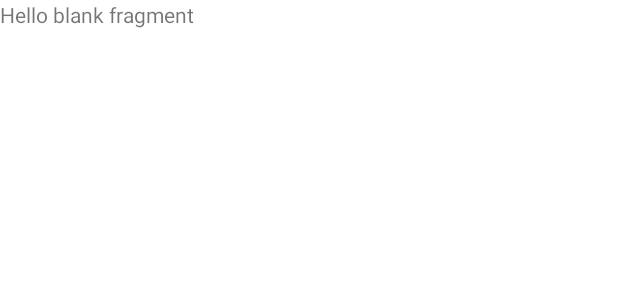
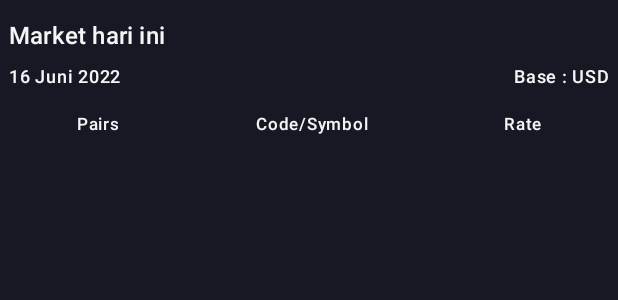
Before and after one commit to judahdski/Currex, an Android app: the layout fragment_forex.xml on its own in the app's theme, with its tools: preview values and no code run, on a phone screen of 412 x 824 dp. Shown: the top 300 px of the screen. Run offline under Robolectric (Android 15) with nearby library versions, the phone set to English and light mode, and no system bars.

Commit message:
feat: membuat UI Layout
menggunakan view binding di fragment forex, membuat layout halaman forex, menampilkan action bar di main activity

```diff
--- a/app/src/main/java/com/d3if0002/currex/ui/AboutActivity.kt
+++ b/app/src/main/java/com/d3if0002/currex/ui/AboutActivity.kt
@@ -11,14 +11,20 @@ import com.d3if0002.currex.databinding.ActivityAboutBinding
 
 class AboutActivity : AppCompatActivity(), View.OnClickListener {
 
-    private lateinit var binding: ActivityAboutBinding
+    private var _binding: ActivityAboutBinding? = null
+    private val binding = _binding!!
 
     override fun onCreate(savedInstanceState: Bundle?) {
         super.onCreate(savedInstanceState)
-        binding = ActivityAboutBinding.inflate(layoutInflater)
+        _binding = ActivityAboutBinding.inflate(layoutInflater)
         setContentView(binding.root)
 
         setUI()
+    }
+
+    override fun onDestroy() {
+        super.onDestroy()
+        _binding = null
     }
 
     private fun setUI() {
--- a/app/src/main/java/com/d3if0002/currex/ui/forex/ForexFragment.kt
+++ b/app/src/main/java/com/d3if0002/currex/ui/forex/ForexFragment.kt
@@ -5,14 +5,23 @@ import android.view.LayoutInflater
 import android.view.View
 import android.view.ViewGroup
 import androidx.fragment.app.Fragment
-import com.d3if0002.currex.R
+import com.d3if0002.currex.databinding.FragmentForexBinding
 
 class ForexFragment : Fragment() {
+
+    private var _binding: FragmentForexBinding? = null
+    private val binding get() = _binding!!
+
     override fun onCreateView(
         inflater: LayoutInflater, container: ViewGroup?,
         savedInstanceState: Bundle?
-    ): View? {
-        // Inflate the layout for this fragment
-        return inflater.inflate(R.layout.fragment_forex, container, false)
+    ): View {
+        _binding = FragmentForexBinding.inflate(inflater)
+        return binding.root
+    }
+
+    override fun onDestroy() {
+        super.onDestroy()
+        _binding = null
     }
 }
--- a/app/src/main/res/layout/fragment_forex.xml
+++ b/app/src/main/res/layout/fragment_forex.xml
@@ -1,14 +1,88 @@
 <?xml version="1.0" encoding="utf-8"?>
-<FrameLayout xmlns:android="http://schemas.android.com/apk/res/android"
+<LinearLayout xmlns:android="http://schemas.android.com/apk/res/android"
+    xmlns:app="http://schemas.android.com/apk/res-auto"
     xmlns:tools="http://schemas.android.com/tools"
     android:layout_width="match_parent"
     android:layout_height="match_parent"
+    android:background="@color/dark_blue"
+    android:orientation="vertical"
+    android:paddingHorizontal="6dp"
+    android:paddingVertical="12dp"
     tools:context=".ui.forex.ForexFragment">
 
-    <!-- TODO: Update blank fragment layout -->
     <TextView
         android:layout_width="match_parent"
-        android:layout_height="match_parent"
-        android:text="@string/hello_blank_fragment" />
+        android:layout_height="wrap_content"
+        android:text="@string/market_hari_ini"
+        android:textAppearance="@style/TextAppearance.Material3.TitleMedium"
+        android:textColor="@color/white" />
 
-</FrameLayout>
+    <androidx.constraintlayout.widget.ConstraintLayout
+        android:layout_width="match_parent"
+        android:layout_height="wrap_content"
+        android:layout_marginVertical="8dp"
+        android:orientation="horizontal">
+
+        <TextView
+            android:layout_width="wrap_content"
+            android:layout_height="wrap_content"
+            android:text="@string/today_date"
+            android:textAppearance="@style/TextAppearance.Material3.LabelMedium"
+            android:textColor="@color/white"
+            app:layout_constraintLeft_toLeftOf="parent"
+            app:layout_constraintTop_toTopOf="parent" />
+
+        <TextView
+            android:layout_width="wrap_content"
+            android:layout_height="wrap_content"
+            android:layout_gravity="end"
+            android:text="@string/base_currency"
+            android:textAppearance="@style/TextAppearance.Material3.LabelMedium"
+            android:textColor="@color/white"
+            app:layout_constraintRight_toRightOf="parent"
+            app:layout_constraintTop_toTopOf="parent" />
+    </androidx.constraintlayout.widget.ConstraintLayout>
+
+    <TableLayout
+        android:layout_width="match_parent"
+        android:layout_height="wrap_content"
+        android:layout_marginVertical="8dp">
+
+        <TableRow
+            android:layout_width="match_parent"
+            android:layout_height="wrap_content">
+
+            <TextView
+                android:layout_width="wrap_content"
+                android:layout_height="wrap_content"
+                android:layout_weight="1"
+                android:gravity="center"
+                android:text="@string/pairs"
+                android:textAppearance="@style/TextAppearance.Material3.LabelSmall"
+                android:textColor="@color/white" />
+
+            <TextView
+                android:layout_width="wrap_content"
+                android:layout_height="wrap_content"
+                android:layout_weight="1"
+                android:gravity="center"
+                android:text="@string/code_symbol"
+                android:textAppearance="@style/TextAppearance.Material3.LabelSmall"
+                android:textColor="@color/white" />
+
+            <TextView
+                android:layout_width="wrap_content"
+                android:layout_height="wrap_content"
+                android:layout_weight="1"
+                android:gravity="center"
+                android:text="@string/rate"
+                android:textAppearance="@style/TextAppearance.Material3.LabelSmall"
+                android:textColor="@color/white" />
+        </TableRow>
+    </TableLayout>
+
+    <androidx.recyclerview.widget.RecyclerView
+        android:layout_width="match_parent"
+        android:layout_height="wrap_content"
+        android:layout_marginTop="2dp" />
+</LinearLayout>
--- a/app/src/main/res/values/strings.xml
+++ b/app/src/main/res/values/strings.xml
@@ -11,11 +11,19 @@
     <string name="exchangerate_host">exchangerate.host</string>
     <string name="support_exchangerate_host">support exchangerate.host</string>
     <string name="copyright_text">Made with ❤️ by Judah</string>
-    <string name="market_hari_ini">Market hari ini</string>
-    <string name="today_date">16 Juni 2022</string>
+
+    <!--  Home fragment  -->
+    <string name="bagaimana_kabarmu">Bagaimana kabarmu?</string>
+    <string name="kamu_mau_ngapain_hari_ini">Kamu mau ngapain hari ini?</string>
     <string name="foreign_exchange">Foreign Exchange</string>
     <string name="crypto_exchange">Crypto Exchange</string>
     <string name="konversi_mata_uang">Konversi Mata Uang</string>
-    <string name="kamu_mau_ngapain_hari_ini">Kamu mau ngapain hari ini?</string>
-    <string name="bagaimana_kabarmu">Bagaimana kabarmu?</string>
+
+    <!--    -->
+    <string name="market_hari_ini">Market hari ini</string>
+    <string name="today_date">16 Juni 2022</string>
+    <string name="pairs">Pairs</string>
+    <string name="code_symbol">Code/Symbol</string>
+    <string name="rate">Rate</string>
+    <string name="base_currency">Base : USD</string>
 </resources>
```
